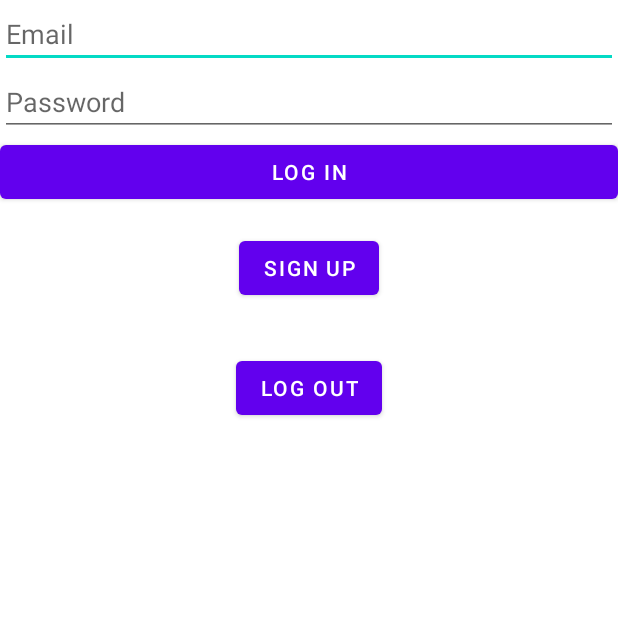
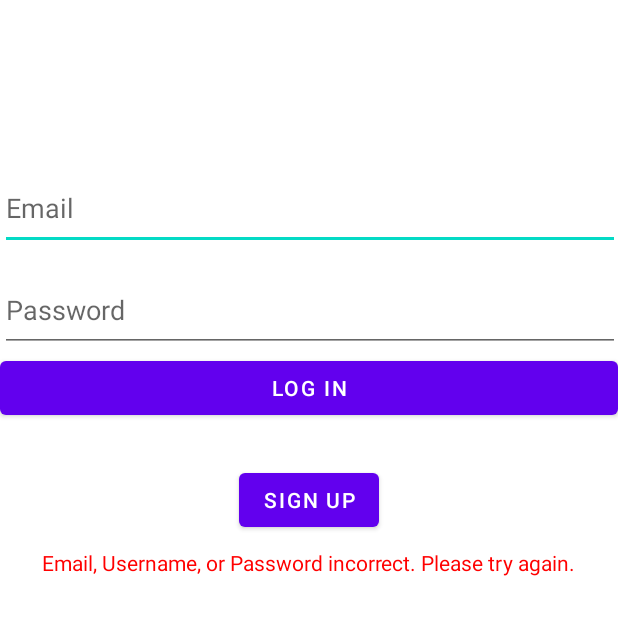
Before and after one commit to ntoro123/CO2Project, an Android app: the screen it shows after launch (LoginActivity), after a tap on "LOG IN", on a phone screen of 412 x 824 dp, the top half of it. Run offline under Robolectric (Android 15) with nearby library versions, the phone set to English and light mode, and no system bars; our stand-ins replace Firebase (no records; nobody signed in at launch, a user with empty details on screens opened directly).

Commit message:
Login Done

```diff
--- a/app/src/main/java/com/example/myapplication/ui/login/LoginActivity.java
+++ b/app/src/main/java/com/example/myapplication/ui/login/LoginActivity.java
@@ -3,11 +3,14 @@ package com.example.myapplication.ui.login;
 import android.content.Intent;
 import android.content.SharedPreferences;
 import android.os.Bundle;
+
+import androidx.annotation.NonNull;
 import androidx.preference.PreferenceManager;
 
 import android.view.View;
 import android.widget.Button;
 import android.widget.EditText;
+import android.widget.TextView;
 
 import androidx.appcompat.app.AppCompatActivity;
 import androidx.fragment.app.Fragment;
@@ -19,10 +22,10 @@ import com.google.android.gms.tasks.Task;
 import com.google.firebase.auth.AuthResult;
 import com.google.firebase.auth.FirebaseAuth;
 import com.google.firebase.auth.FirebaseUser;
+import com.google.firebase.auth.SignInMethodQueryResult;
 
 /**
  * A simple {@link Fragment} subclass.
- * Use the {@link LoginActivity#newInstance} factory method to
  * create an instance of this fragment.
  *
  */
@@ -30,16 +33,12 @@ public class LoginActivity extends AppCompatActivity {
 
     private FirebaseAuth mAuth;
     private SharedPreferences mPrefs;
+    private TextView error;
     private EditText mEmailField;
     private EditText mPasswordField;
     private Button mLoginButton;
-    private Button mLogoutButton;
+    private Button mSignUp;
     private static final String PREF_FIRST_LOGIN = "first_login";
-    public static LoginActivity newInstance(String param1, String param2) {
-        LoginActivity fragment = new LoginActivity();
-        Bundle args = new Bundle();
-        return fragment;
-    }
 
     public LoginActivity() {
         // Required empty public constructor
@@ -48,29 +47,16 @@ public class LoginActivity extends AppCompatActivity {
     @Override
     protected void onCreate(Bundle savedInstanceState) {
         super.onCreate(savedInstanceState); // Call super.onCreate() first
-
-        mPrefs = PreferenceManager.getDefaultSharedPreferences(this);
+        setContentView(R.layout.activity_login);
 
         // check if the user has already logged in before
-        if (mPrefs.getBoolean(PREF_FIRST_LOGIN, true)) {
-            setContentView(R.layout.activity_login);
-            SharedPreferences.Editor editor = mPrefs.edit();
-            editor.putBoolean(PREF_FIRST_LOGIN, false);
-            editor.apply();
-        } else {
-            // navigate to the main activity if the user has already logged in before
-            startActivity(new Intent(this, MainActivity.class));
-            finish();
-            return;
-        }
 
         mAuth = FirebaseAuth.getInstance();
 
         mEmailField = findViewById(R.id.email);
         mPasswordField = findViewById(R.id.password);
         mLoginButton = findViewById(R.id.login);
-        mLogoutButton = findViewById(R.id.logout); // add logout button
-
+        error = findViewById(R.id.errorText);
         mLoginButton.setOnClickListener(new View.OnClickListener() {
             @Override
             public void onClick(View v) {
@@ -88,25 +74,52 @@ public class LoginActivity extends AppCompatActivity {
                                     startActivity(new Intent(LoginActivity.this, MainActivity.class));
                                     finish();
                                 } else {
+                                    error.setText("Email, Username, or Password incorrect. Please try again.");
                                     // handle login failure
                                 }
                             }
                         });
             }
         });
+        mSignUp = findViewById(R.id.signUp);
+        mSignUp.setOnClickListener(new View.OnClickListener() {
+            @Override
+            public void onClick(View v) {
+                String email = mEmailField.getText().toString();
+                String password = mPasswordField.getText().toString();
+
+                mAuth.fetchSignInMethodsForEmail(email).addOnCompleteListener(new OnCompleteListener<SignInMethodQueryResult>() {
+                    @Override
+                    public void onComplete(@NonNull Task<SignInMethodQueryResult> task) {
+                        boolean isNewUser = task.getResult().getSignInMethods().isEmpty();
+
+                        if (isNewUser) {
+                            mAuth.createUserWithEmailAndPassword(email, password)
+                                    .addOnCompleteListener(new OnCompleteListener<AuthResult>() {
+                                        @Override
+                                        public void onComplete(Task<AuthResult> task) {
+                                            if (task.isSuccessful()) {
+                                                FirebaseUser user = mAuth.getCurrentUser();
+                                                createUserInFirebase(user);
+                                                // navigate to the main activity on successful login
+                                                startActivity(new Intent(LoginActivity.this, MainActivity.class));
+                                                finish();
+                                            } else {
+                                                error.setText("Error creating user. Please try again.");
+                                                // handle creating user failure
+                                            }
+                                        }
+                                    });
+                        } else {
+                            error.setText("This email is already in use. Please try again with a different email.");
+                        }
+                    }
+                });
+            }
+        });
 
         // add listener for logout button
-        mLogoutButton.setOnClickListener(new View.OnClickListener() {
-            @Override
-            public void onClick(View v) {
-                mAuth.signOut(); // sign out of Firebase
-                SharedPreferences.Editor editor = mPrefs.edit();
-                editor.putBoolean(PREF_FIRST_LOGIN, true); // reset first login preference
-                editor.apply();
-                startActivity(new Intent(LoginActivity.this, LoginActivity.class)); // restart LoginActivity
-                finish();
-            }
-        });
+
     }
     private void createUserInFirebase(FirebaseUser user) {
         // create user instance in Firebase database
--- a/app/src/main/res/layout/activity_login.xml
+++ b/app/src/main/res/layout/activity_login.xml
@@ -1,41 +1,66 @@
 <?xml version="1.0" encoding="utf-8"?>
-<LinearLayout xmlns:android="http://schemas.android.com/apk/res/android"
+<androidx.constraintlayout.widget.ConstraintLayout xmlns:android="http://schemas.android.com/apk/res/android"
+    xmlns:app="http://schemas.android.com/apk/res-auto"
+    xmlns:tools="http://schemas.android.com/tools"
     android:layout_width="match_parent"
     android:layout_height="match_parent"
     android:orientation="vertical">
 
     <EditText
         android:id="@+id/email"
-        android:layout_width="match_parent"
-        android:layout_height="wrap_content"
-        android:hint="Email" />
+        android:layout_width="413dp"
+        android:layout_height="56dp"
+        android:hint="Email"
+        app:layout_constraintBottom_toTopOf="@+id/password"
+        app:layout_constraintEnd_toEndOf="parent"
+        app:layout_constraintStart_toStartOf="parent"
+        app:layout_constraintTop_toTopOf="parent"
+        app:layout_constraintVertical_bias="0.904" />
 
     <EditText
         android:id="@+id/password"
-        android:layout_width="match_parent"
-        android:layout_height="wrap_content"
+        android:layout_width="413dp"
+        android:layout_height="56dp"
         android:hint="Password"
-        android:inputType="textPassword" />
+        android:inputType="textPassword"
+        app:layout_constraintBottom_toTopOf="@+id/login"
+        app:layout_constraintEnd_toEndOf="parent"
+        app:layout_constraintStart_toStartOf="parent" />
 
     <Button
         android:id="@+id/login"
         android:layout_width="match_parent"
         android:layout_height="wrap_content"
-        android:text="Log In" />
+        android:layout_marginTop="208dp"
+        android:text="Log In"
+        app:layout_constraintBottom_toTopOf="@+id/signUp"
+        app:layout_constraintEnd_toEndOf="parent"
+        app:layout_constraintHorizontal_bias="0.0"
+        app:layout_constraintStart_toStartOf="parent"
+        app:layout_constraintTop_toTopOf="parent" />
+
     <Button
-        android:id="@+id/signup_button"
+        android:id="@+id/signUp"
         android:layout_width="wrap_content"
         android:layout_height="wrap_content"
         android:text="Sign Up"
-        android:layout_marginTop="16dp"
-        android:layout_marginBottom="16dp"
-        android:layout_gravity="center_horizontal"/>
-    <Button
-        android:id="@+id/logout"
+        app:layout_constraintBottom_toBottomOf="parent"
+        app:layout_constraintEnd_toEndOf="parent"
+        app:layout_constraintStart_toStartOf="parent"
+        app:layout_constraintTop_toTopOf="parent"
+        app:layout_constraintVertical_bias="0.399" />
+
+    <TextView
+        android:id="@+id/errorText"
         android:layout_width="wrap_content"
         android:layout_height="wrap_content"
-        android:text="Log Out"
-        android:layout_marginTop="16dp"
-        android:layout_marginBottom="16dp"
-        android:layout_gravity="center_horizontal"/>
-</LinearLayout>
+        android:layout_marginBottom="356dp"
+        android:textColor="#FF0000"
+        app:layout_constraintBottom_toBottomOf="parent"
+        app:layout_constraintEnd_toEndOf="parent"
+        app:layout_constraintHorizontal_bias="0.498"
+        app:layout_constraintStart_toStartOf="parent"
+        app:layout_constraintTop_toBottomOf="@+id/signUp"
+        app:layout_constraintVertical_bias="0.089" />
+
+</androidx.constraintlayout.widget.ConstraintLayout>
```
Also changed, not shown: app/src/main/AndroidManifest.xml (+10 -3 lines), app/src/main/java/com/example/myapplication/TimerService.java (added, +61 -0 lines), app/src/main/java/com/example/myapplication/ui/web/web_fragment.java (+21 -2 lines), app/src/main/res/layout/fragment_web_fragment.xml (+29 -16 lines).
